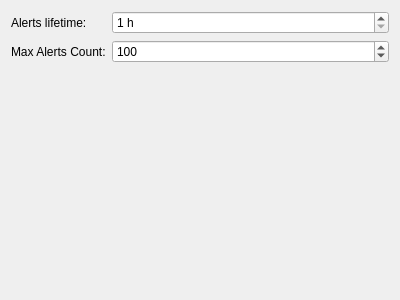
Above: trunk/src/projects/src/StartPanel/ui/MonitorConfig.ui from mk4me/sava-linux before the change. Below: the same form after it.
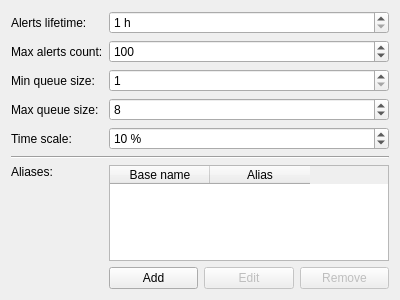
That is the form after the change.

What changed in the file:
```diff
--- a/trunk/src/projects/src/StartPanel/ui/MonitorConfig.ui
+++ b/trunk/src/projects/src/StartPanel/ui/MonitorConfig.ui
@@ -14,19 +14,6 @@
    <string>Monitor</string>
   </property>
   <layout class="QGridLayout" name="gridLayout">
-   <item row="2" column="0">
-    <widget class="QLabel" name="label_2">
-     <property name="sizePolicy">
-      <sizepolicy hsizetype="Fixed" vsizetype="Preferred">
-       <horstretch>0</horstretch>
-       <verstretch>0</verstretch>
-      </sizepolicy>
-     </property>
-     <property name="text">
-      <string>Max Alerts Count:</string>
-     </property>
-    </widget>
-   </item>
    <item row="0" column="0">
     <widget class="QLabel" name="label">
      <property name="sizePolicy">
@@ -40,7 +27,195 @@
      </property>
     </widget>
    </item>
-   <item row="2" column="1">
+   <item row="6" column="0">
+    <widget class="QLabel" name="label_5">
+     <property name="sizePolicy">
+      <sizepolicy hsizetype="Fixed" vsizetype="Preferred">
+       <horstretch>0</horstretch>
+       <verstretch>0</verstretch>
+      </sizepolicy>
+     </property>
+     <property name="text">
+      <string>Time scale:</string>
+     </property>
+    </widget>
+   </item>
+   <item row="2" column="0">
+    <widget class="QLabel" name="label_2">
+     <property name="sizePolicy">
+      <sizepolicy hsizetype="Fixed" vsizetype="Preferred">
+       <horstretch>0</horstretch>
+       <verstretch>0</verstretch>
+      </sizepolicy>
+     </property>
+     <property name="text">
+      <string>Max alerts count:</string>
+     </property>
+    </widget>
+   </item>
+   <item row="5" column="0">
+    <widget class="QLabel" name="label_4">
+     <property name="sizePolicy">
+      <sizepolicy hsizetype="Fixed" vsizetype="Preferred">
+       <horstretch>0</horstretch>
+       <verstretch>0</verstretch>
+      </sizepolicy>
+     </property>
+     <property name="text">
+      <string>Max queue size:</string>
+     </property>
+    </widget>
+   </item>
+   <item row="4" column="0">
+    <widget class="QLabel" name="label_3">
+     <property name="sizePolicy">
+      <sizepolicy hsizetype="Fixed" vsizetype="Preferred">
+       <horstretch>0</horstretch>
+       <verstretch>0</verstretch>
+      </sizepolicy>
+     </property>
+     <property name="text">
+      <string>Min queue size:</string>
+     </property>
+    </widget>
+   </item>
+   <item row="8" column="0">
+    <widget class="QLabel" name="label_6">
+     <property name="text">
+      <string>Aliases:</string>
+     </property>
+     <property name="alignment">
+      <set>Qt::AlignLeading|Qt::AlignLeft|Qt::AlignTop</set>
+     </property>
+    </widget>
+   </item>
+   <item row="9" column="2">
+    <widget class="QPushButton" name="m_EditAlias">
+     <property name="enabled">
+      <bool>false</bool>
+     </property>
+     <property name="text">
+      <string>Edit</string>
+     </property>
+    </widget>
+   </item>
+   <item row="9" column="1">
+    <widget class="QPushButton" name="m_AddAlias">
+     <property name="text">
+      <string>Add</string>
+     </property>
+    </widget>
+   </item>
+   <item row="9" column="3">
+    <widget class="QPushButton" name="m_RemoveAlias">
+     <property name="enabled">
+      <bool>false</bool>
+     </property>
+     <property name="text">
+      <string>Remove</string>
+     </property>
+    </widget>
+   </item>
+   <item row="8" column="1" colspan="3">
+    <widget class="QTableWidget" name="m_Aliases">
+     <property name="editTriggers">
+      <set>QAbstractItemView::NoEditTriggers</set>
+     </property>
+     <property name="showDropIndicator" stdset="0">
+      <bool>false</bool>
+     </property>
+     <property name="selectionMode">
+      <enum>QAbstractItemView::SingleSelection</enum>
+     </property>
+     <property name="selectionBehavior">
+      <enum>QAbstractItemView::SelectRows</enum>
+     </property>
+     <property name="wordWrap">
+      <bool>false</bool>
+     </property>
+     <property name="cornerButtonEnabled">
+      <bool>false</bool>
+     </property>
+     <attribute name="verticalHeaderVisible">
+      <bool>false</bool>
+     </attribute>
+     <column>
+      <property name="text">
+       <string>Base name</string>
+      </property>
+     </column>
+     <column>
+      <property name="text">
+       <string>Alias</string>
+      </property>
+     </column>
+    </widget>
+   </item>
+   <item row="7" column="0" colspan="4">
+    <widget class="Line" name="line">
+     <property name="orientation">
+      <enum>Qt::Horizontal</enum>
+     </property>
+    </widget>
+   </item>
+   <item row="6" column="1" colspan="3">
+    <widget class="QSpinBox" name="m_TimeScale">
+     <property name="correctionMode">
+      <enum>QAbstractSpinBox::CorrectToNearestValue</enum>
+     </property>
+     <property name="suffix">
+      <string> %</string>
+     </property>
+     <property name="minimum">
+      <number>0</number>
+     </property>
+     <property name="maximum">
+      <number>100</number>
+     </property>
+     <property name="value">
+      <number>10</number>
+     </property>
+    </widget>
+   </item>
+   <item row="5" column="1" colspan="3">
+    <widget class="QSpinBox" name="m_MaxQueueSize">
+     <property name="correctionMode">
+      <enum>QAbstractSpinBox::CorrectToNearestValue</enum>
+     </property>
+     <property name="suffix">
+      <string/>
+     </property>
+     <property name="minimum">
+      <number>4</number>
+     </property>
+     <property name="maximum">
+      <number>99</number>
+     </property>
+     <property name="value">
+      <number>8</number>
+     </property>
+    </widget>
+   </item>
+   <item row="4" column="1" colspan="3">
+    <widget class="QSpinBox" name="m_MinQueueSize">
+     <property name="correctionMode">
+      <enum>QAbstractSpinBox::CorrectToNearestValue</enum>
+     </property>
+     <property name="suffix">
+      <string/>
+     </property>
+     <property name="minimum">
+      <number>1</number>
+     </property>
+     <property name="maximum">
+      <number>96</number>
+     </property>
+     <property name="value">
+      <number>1</number>
+     </property>
+    </widget>
+   </item>
+   <item row="2" column="1" colspan="3">
     <widget class="QSpinBox" name="m_MaxAlertsCount">
      <property name="correctionMode">
       <enum>QAbstractSpinBox::CorrectToNearestValue</enum>
@@ -59,20 +234,7 @@
      </property>
     </widget>
    </item>
-   <item row="3" column="0" colspan="2">
-    <spacer name="verticalSpacer">
-     <property name="orientation">
-      <enum>Qt::Vertical</enum>
-     </property>
-     <property name="sizeHint" stdset="0">
-      <size>
-       <width>20</width>
-       <height>40</height>
-      </size>
-     </property>
-    </spacer>
-   </item>
-   <item row="0" column="1">
+   <item row="0" column="1" colspan="3">
     <widget class="QSpinBox" name="m_AlertsTime">
      <property name="correctionMode">
       <enum>QAbstractSpinBox::CorrectToNearestValue</enum>
```
Left out of the diff: 112 changed lines with no effect on the pictures.
